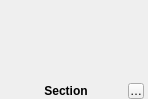
The window that branches/large_logic_refactoring/src/edr/src/core/ui/FlexiTabSectionWidget.ui (mk4me/hm-mde-one) describes before a commit, drawn with Qt 5.
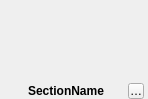
The same window after the commit.

Patch:
```diff
--- a/branches/large_logic_refactoring/src/edr/src/core/ui/FlexiTabSectionWidget.ui
+++ b/branches/large_logic_refactoring/src/edr/src/core/ui/FlexiTabSectionWidget.ui
@@ -141,7 +141,7 @@
          <number>1</number>
         </property>
         <property name="text">
-         <string>Section</string>
+         <string>SectionName</string>
         </property>
         <property name="textFormat">
          <enum>Qt::RichText</enum>
```
Left out of the diff: 11 changed lines with no effect on the pictures.
